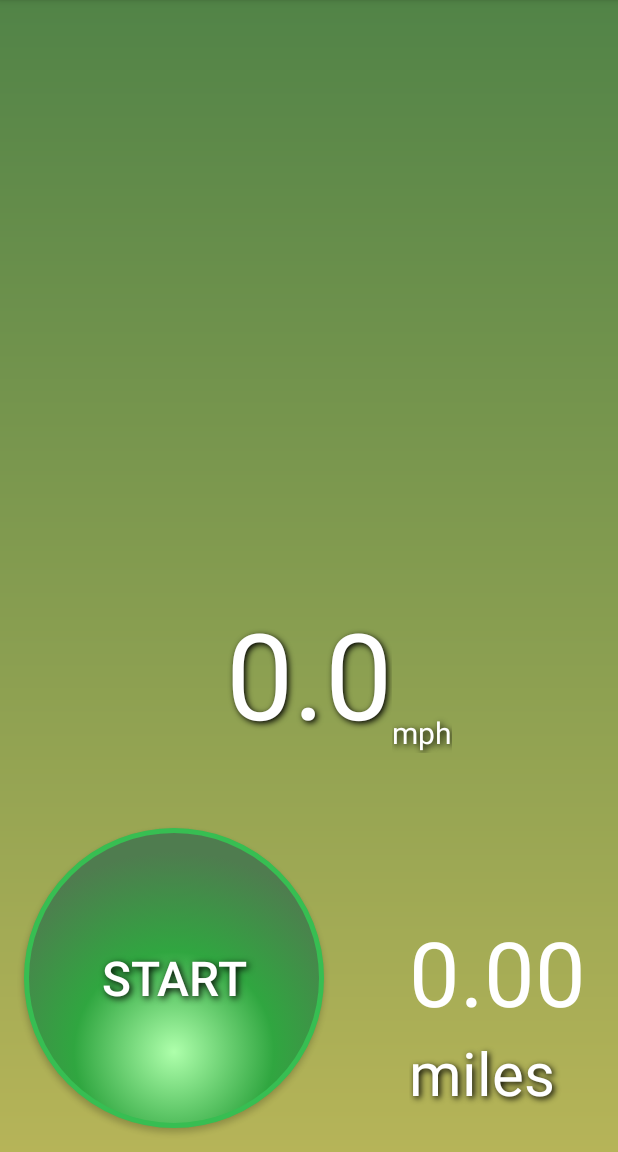
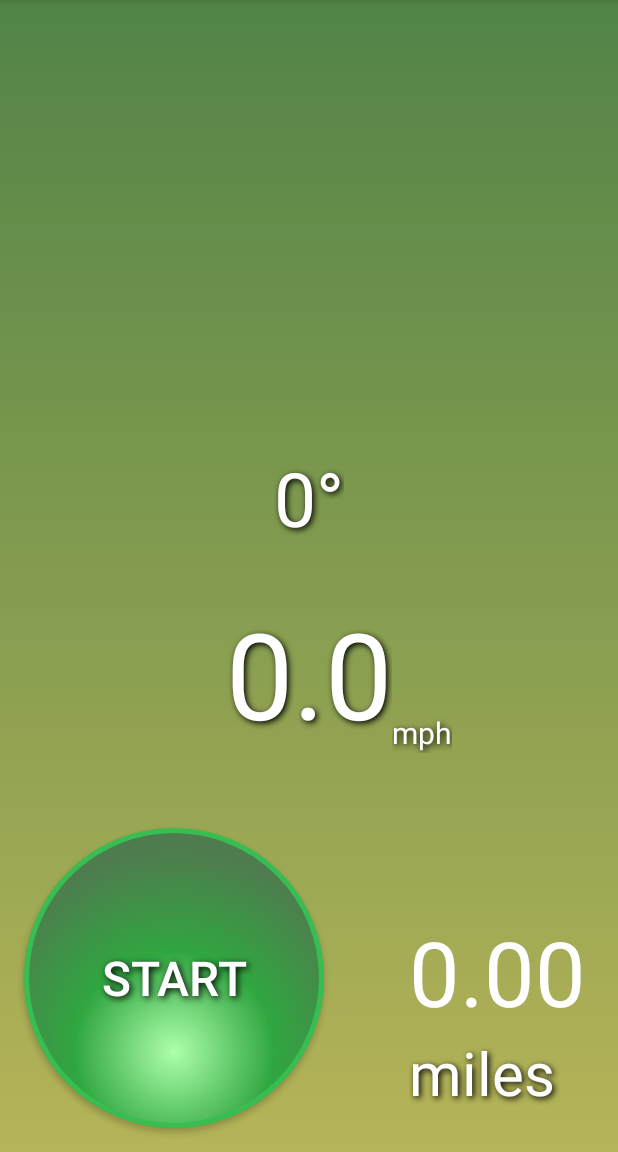
Before and after one commit to sdhar1/DriveSense-final, an Android app: the screen it shows after launch (MainActivity), on a phone screen of 412 x 824 dp, the part 84-1236 px from its top. Run offline under Robolectric (Android 15) with nearby library versions, the phone set to English and light mode, and no system bars.

Commit message:
add tilt

```diff
--- a/app/src/main/java/wisc/drivesense/activity/MainActivity.java
+++ b/app/src/main/java/wisc/drivesense/activity/MainActivity.java
@@ -54,6 +54,10 @@ public class MainActivity extends AppCompatActivity {
         tvMile = (TextView) findViewById(R.id.milesdriven);
         tvTilt = (TextView) findViewById(R.id.texttilt);
         btnStart = (Button) findViewById(R.id.btnstart);
+
+        tvTilt.setVisibility(View.VISIBLE);
+        tvTilt.setText(String.format("%.0f", 0.0) + (char) 0x00B0);
+
 
         android.support.v7.widget.Toolbar mToolbar = (android.support.v7.widget.Toolbar) findViewById(R.id.maintoolbar);
         setSupportActionBar(mToolbar);
@@ -207,7 +211,7 @@ public class MainActivity extends AppCompatActivity {
 
         tvSpeed.setText(String.format("%.1f", 0.0));
         tvMile.setText(String.format("%.2f", 0.00));
-        tvTilt.setText(String.format("%.1f", 0.0) + (char) 0x00B0);
+        tvTilt.setText(String.format("%.0f", 0.0) + (char) 0x00B0);
 
         if(MainActivity.isServiceRunning(this, TripService.class) == true) {
             Log.d(TAG, "Stop driving detection service!!!");
@@ -247,7 +251,7 @@ public class MainActivity extends AppCompatActivity {
                     tvSpeed.setText(String.format("%.1f", curtrip_.getSpeed()));
                     tvMile.setText(String.format("%.2f", curtrip_.getDistance() * Constants.kMeterToMile));
                 } else if(trace.type.equals(Trace.ACCELEROMETER)) {
-                    tvTilt.setText(String.format("%.1f", curtrip_.getTilt()) + (char) 0x00B0);
+                    tvTilt.setText(String.format("%.0f", curtrip_.getTilt()) + (char) 0x00B0);
                 }
             }
             /*
--- a/app/src/main/res/layout/activity_main.xml
+++ b/app/src/main/res/layout/activity_main.xml
@@ -96,7 +96,7 @@
     <TextView
         android:layout_width="wrap_content"
         android:layout_height="wrap_content"
-        android:text="0.0&#xb0;"
+        android:text="0&#xb0;"
         style="@style/textStyle"
         android:textSize="50sp"
         android:textAlignment="center"
```
